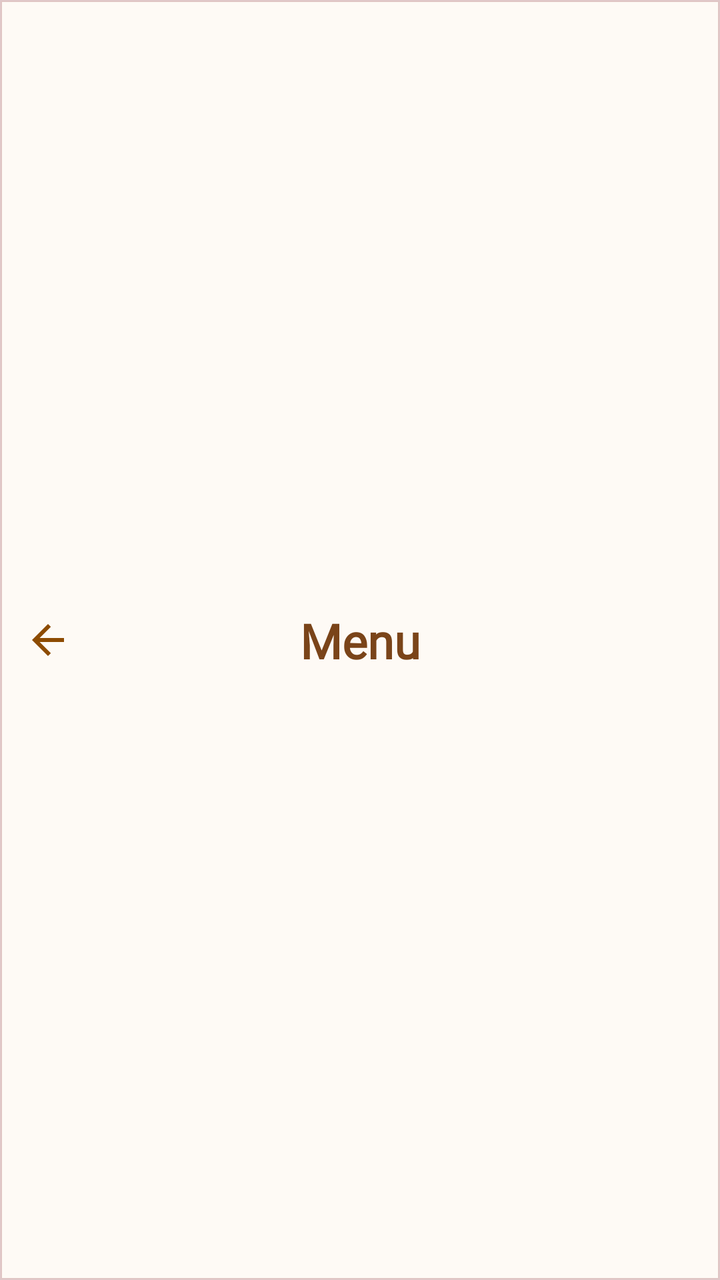
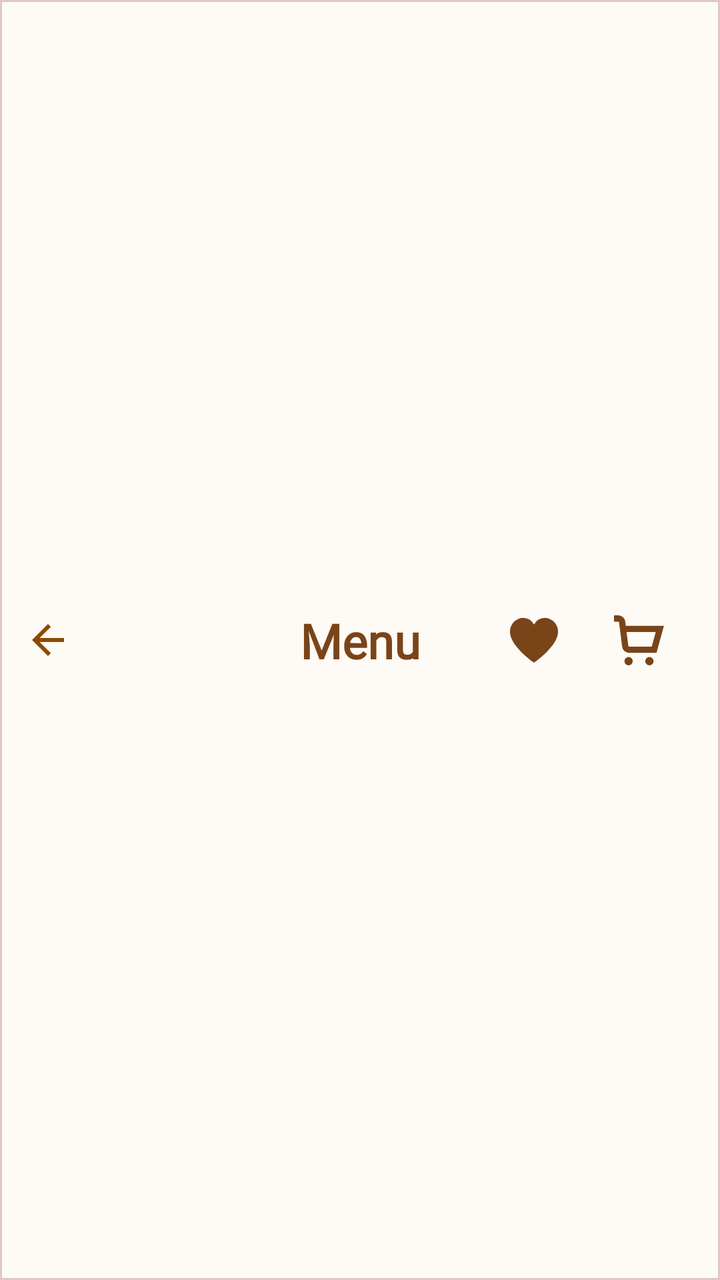

Screens rendered from an Android XML layout before and after an edit, with the pre-edit source and the edit as a unified diff.
<!-- AndroidManifest.xml: application theme Theme.PersonalMidterm -->
<!-- res/layout/layout_app_header.xml -->
<?xml version="1.0" encoding="utf-8"?>
<androidx.constraintlayout.widget.ConstraintLayout xmlns:android="http://schemas.android.com/apk/res/android"
    xmlns:app="http://schemas.android.com/apk/res-auto"
    android:layout_width="match_parent"
    android:layout_height="wrap_content"
    android:padding="16dp"
    android:background="@drawable/bg_header">

    <ImageView
        android:id="@+id/back_button"
        android:layout_width="wrap_content"
        android:layout_height="wrap_content"
        android:src="@drawable/ic_back_arrow"
        android:visibility="visible"
        app:layout_constraintBottom_toBottomOf="parent"
        app:layout_constraintStart_toStartOf="parent"
        app:layout_constraintTop_toTopOf="parent" />

    <TextView
        android:id="@+id/screen_title"
        android:layout_width="wrap_content"
        android:layout_height="wrap_content"
        android:textSize="24sp"
        android:textStyle="bold"
        android:text="Menu"
        android:textColor="@color/theme_brown"
        android:fontFamily="@font/playfairdisplay_bold"
        android:visibility="visible"
        app:layout_constraintBottom_toBottomOf="parent"
        app:layout_constraintEnd_toEndOf="parent"
        app:layout_constraintStart_toStartOf="parent"
        app:layout_constraintTop_toTopOf="parent" />

    <LinearLayout
        android:id="@+id/greeting_container"
        android:layout_width="wrap_content"
        android:layout_height="wrap_content"
        android:orientation="vertical"
        android:visibility="gone"
        app:layout_constraintBottom_toBottomOf="parent"
        app:layout_constraintStart_toStartOf="parent"
        app:layout_constraintTop_toTopOf="parent">

        <TextView
            android:id="@+id/greeting_text"
            android:layout_width="wrap_content"
            android:layout_height="wrap_content"
            android:text="Good Morning,"
            android:textSize="14sp" />

        <TextView
            android:id="@+id/user_name"
            android:layout_width="wrap_content"
            android:layout_height="wrap_content"
            android:text="Xavier"
            android:textSize="18sp"
            android:textStyle="bold" />
    </LinearLayout>

    <ImageView
        android:id="@+id/user_avatar"
        android:layout_width="40dp"
        android:layout_height="40dp"
        android:src="@android:drawable/ic_menu_report_image"
        android:visibility="gone"
        app:layout_constraintBottom_toBottomOf="parent"
        app:layout_constraintEnd_toEndOf="parent"
        app:layout_constraintTop_toTopOf="parent" />

    <ImageView
        android:id="@+id/cart_icon"
        android:layout_width="wrap_content"
        android:layout_height="wrap_content"
        android:src="@android:drawable/ic_menu_search"
        android:visibility="gone"
        app:layout_constraintBottom_toBottomOf="parent"
        app:layout_constraintEnd_toEndOf="parent"
        app:layout_constraintTop_toTopOf="parent" />

    <ImageView
        android:id="@+id/favorite_icon"
        android:layout_width="wrap_content"
        android:layout_height="wrap_content"
        android:layout_marginEnd="16dp"
        android:src="@android:drawable/btn_star"
        android:visibility="gone"
        app:layout_constraintBottom_toBottomOf="parent"
        app:layout_constraintEnd_toStartOf="@id/cart_icon"
        app:layout_constraintTop_toTopOf="parent" />

</androidx.constraintlayout.widget.ConstraintLayout>
<!-- resources referenced by this layout -->
<resources>
  <color name="theme_brown">#7A4419</color>
  <!-- drawable bg_header (drawable) -->
  <shape xmlns:android="http://schemas.android.com/apk/res/android">
      <solid android:color="#FEFAF5" />
      <stroke android:color="#519F5255"/>
      <stroke android:width="1dp"/>
  </shape>
  <!-- drawable ic_back_arrow (drawable) -->
  <vector xmlns:android="http://schemas.android.com/apk/res/android"
      android:width="16dp"
      android:height="16dp"
      android:viewportWidth="16"
      android:viewportHeight="16">
    <path
        android:pathData="M3.825,9L9.425,14.6L8,16L0,8L8,0L9.425,1.4L3.825,7H16V9H3.825Z"
        android:fillColor="#8D4B00"/>
  </vector>
  <style name="Theme.PersonalMidterm" parent="Theme.MaterialComponents.DayNight.DarkActionBar">
          <item name="android:textColorPrimary">@color/text_primary</item>
          <item name="android:textColorSecondary">@color/text_primary</item>
          
          <item name="android:statusBarColor">?attr/colorPrimaryVariant</item>
          
      </style>
  <color name="text_primary">#1D1C18</color>
</resources>

<!-- the commit's change to res/layout/layout_app_header.xml (unified diff, before → after) -->
@@ -31,61 +31,33 @@
         app:layout_constraintStart_toStartOf="parent"
         app:layout_constraintTop_toTopOf="parent" />
 
-    <LinearLayout
-        android:id="@+id/greeting_container"
-        android:layout_width="wrap_content"
-        android:layout_height="wrap_content"
-        android:orientation="vertical"
-        android:visibility="gone"
-        app:layout_constraintBottom_toBottomOf="parent"
-        app:layout_constraintStart_toStartOf="parent"
-        app:layout_constraintTop_toTopOf="parent">
 
-        <TextView
-            android:id="@+id/greeting_text"
-            android:layout_width="wrap_content"
-            android:layout_height="wrap_content"
-            android:text="Good Morning,"
-            android:textSize="14sp" />
-
-        <TextView
-            android:id="@+id/user_name"
-            android:layout_width="wrap_content"
-            android:layout_height="wrap_content"
-            android:text="Xavier"
-            android:textSize="18sp"
-            android:textStyle="bold" />
-    </LinearLayout>
-
-    <ImageView
-        android:id="@+id/user_avatar"
-        android:layout_width="40dp"
-        android:layout_height="40dp"
-        android:src="@android:drawable/ic_menu_report_image"
-        android:visibility="gone"
-        app:layout_constraintBottom_toBottomOf="parent"
-        app:layout_constraintEnd_toEndOf="parent"
-        app:layout_constraintTop_toTopOf="parent" />
-
-    <ImageView
+    <ImageButton
         android:id="@+id/cart_icon"
         android:layout_width="wrap_content"
         android:layout_height="wrap_content"
-        android:src="@android:drawable/ic_menu_search"
-        android:visibility="gone"
+        android:src="@drawable/ic_cart"
+        android:scaleType="fitCenter"
+        app:tint="@color/theme_brown"
+        android:backgroundTint="@android:color/transparent"
+        android:visibility="visible"
         app:layout_constraintBottom_toBottomOf="parent"
         app:layout_constraintEnd_toEndOf="parent"
-        app:layout_constraintTop_toTopOf="parent" />
+        app:layout_constraintTop_toTopOf="parent"
+        />
 
-    <ImageView
+    <ImageButton
         android:id="@+id/favorite_icon"
         android:layout_width="wrap_content"
         android:layout_height="wrap_content"
-        android:layout_marginEnd="16dp"
-        android:src="@android:drawable/btn_star"
-        android:visibility="gone"
+        app:tint="@color/theme_brown"
+        android:src="@drawable/ic_full_heart"
+        android:backgroundTint="@android:color/transparent"
+        android:visibility="visible"
         app:layout_constraintBottom_toBottomOf="parent"
         app:layout_constraintEnd_toStartOf="@id/cart_icon"
-        app:layout_constraintTop_toTopOf="parent" />
+        app:layout_constraintTop_toTopOf="parent"
+
+        android:layout_marginEnd="4dp"/>
 
 </androidx.constraintlayout.widget.ConstraintLayout>
<!-- resource entries referenced after the edit -->
@@ -17,7 +17,33 @@
         android:pathData="M3.825,9L9.425,14.6L8,16L0,8L8,0L9.425,1.4L3.825,7H16V9H3.825Z"
         android:fillColor="#8D4B00"/>
   </vector>
-  <style name="Theme.PersonalMidterm" parent="Theme.MaterialComponents.DayNight.DarkActionBar">
+  <!-- drawable ic_cart (drawable) -->
+  <vector xmlns:android="http://schemas.android.com/apk/res/android"
+      android:width="25dp"
+      android:height="25dp"
+      android:viewportWidth="24"
+      android:viewportHeight="24">
+    <path
+        android:fillColor="#FF000000"
+        android:pathData="M7,22m-2,0a2,2 0,1 1,4 0a2,2 0,1 1,-4 0"/>
+    <path
+        android:fillColor="#FF000000"
+        android:pathData="M17,22m-2,0a2,2 0,1 1,4 0a2,2 0,1 1,-4 0"/>
+    <path
+        android:fillColor="#FF000000"
+        android:pathData="M5.654,5 L5.391,2.938A3.328,3.328 0,0 0,2.087 0H0V3H2.087a0.331,0.331 0,0 1,0.326 0.3l1.5,11.759A3.327,3.327 0,0 0,7.217 18H20.4L23.974,5ZM18.112,15H7.217a0.329,0.329 0,0 1,-0.325 -0.3L6.037,8h14Z"/>
+  </vector>
+  <!-- drawable ic_full_heart (drawable) -->
+  <vector xmlns:android="http://schemas.android.com/apk/res/android"
+      android:width="24dp"
+      android:height="24dp"
+      android:viewportWidth="24"
+      android:viewportHeight="24">
+    <path
+        android:fillColor="#FF000000"
+        android:pathData="M17.5,0.917a6.4,6.4 0,0 0,-5.5 3.3A6.4,6.4 0,0 0,6.5 0.917,6.8 6.8,0 0,0 0,7.967c0,6.775 10.956,14.6 11.422,14.932l0.578,0.409 0.578,-0.409C13.044,22.569 24,14.742 24,7.967A6.8,6.8 0,0 0,17.5 0.917Z"/>
+  </vector>
+  <style name="Theme.PersonalMidterm" parent="Theme.MaterialComponents.DayNight.NoActionBar">
           <item name="android:textColorPrimary">@color/text_primary</item>
           <item name="android:textColorSecondary">@color/text_primary</item>
           
